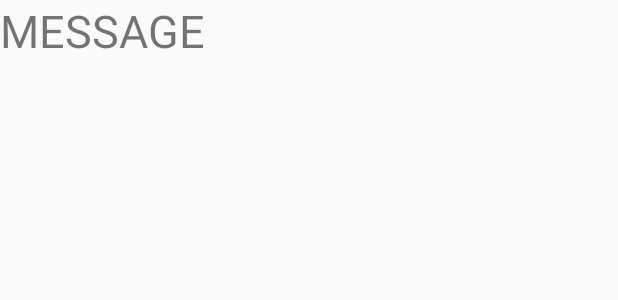
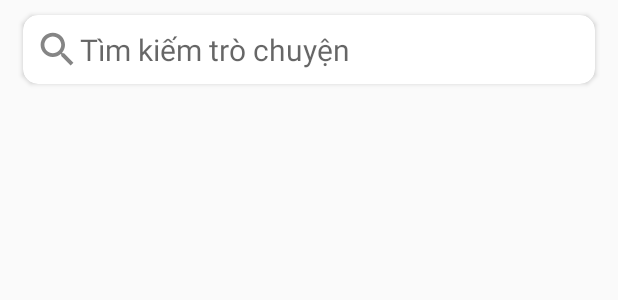
Before and after one commit to tuanit1/BKZalo, an Android app: the layout fragment_message.xml on its own in the app's theme, with its tools: preview values and no code run, on a phone screen of 412 x 824 dp. Shown: the top 300 px of the screen. Run offline under Robolectric (Android 15) with nearby library versions, the phone set to English and light mode, and no system bars.

Commit message:
cm 26/10

```diff
--- a/app/build.gradle
+++ b/app/build.gradle
@@ -33,7 +33,10 @@ dependencies {
     implementation 'androidx.appcompat:appcompat:1.3.1'
     implementation 'com.google.android.material:material:1.4.0'
     implementation 'androidx.constraintlayout:constraintlayout:2.1.1'
+    implementation 'com.makeramen:roundedimageview:2.3.0'
     implementation 'com.squareup.okhttp3:okhttp:4.9.0'
+    implementation 'com.google.code.gson:gson:2.8.7'
+    implementation 'com.squareup.picasso:picasso:2.71828'
     implementation 'androidx.legacy:legacy-support-v4:1.0.0'
     testImplementation 'junit:junit:4.+'
     androidTestImplementation 'androidx.test.ext:junit:1.1.3'
--- a/app/src/main/AndroidManifest.xml
+++ b/app/src/main/AndroidManifest.xml
@@ -1,6 +1,9 @@
 <?xml version="1.0" encoding="utf-8"?>
 <manifest xmlns:android="http://schemas.android.com/apk/res/android"
     package="com.example.bkzalo">
+
+    <uses-permission android:name="android.permission.ACCESS_NETWORK_STATE" />
+    <uses-permission android:name="android.permission.INTERNET"/>
 
     <application
         android:allowBackup="true"
@@ -8,6 +11,7 @@
         android:label="@string/app_name"
         android:roundIcon="@mipmap/ic_launcher_round"
         android:supportsRtl="true"
+        android:usesCleartextTraffic="true"
         android:theme="@style/Theme.BKZalo">
         <activity android:name=".activitiy.LoginActivity">
             <intent-filter>
--- a/app/src/main/java/com/example/bkzalo/fragments/FragmentProfile.java
+++ b/app/src/main/java/com/example/bkzalo/fragments/FragmentProfile.java
@@ -8,6 +8,7 @@ import android.view.ViewGroup;
 import androidx.fragment.app.Fragment;
 
 import com.example.bkzalo.R;
+import com.example.bkzalo.utils.Constant;
 
 public class FragmentProfile extends Fragment {
 
--- a/app/src/main/java/com/example/bkzalo/utils/Constant.java
+++ b/app/src/main/java/com/example/bkzalo/utils/Constant.java
@@ -1,4 +1,6 @@
 package com.example.bkzalo.utils;
 
 public class Constant {
+    public static String UID = "";
+    public static String SERVER_URL = "http://192.168.1.11/bkzalo/";
 }
--- /dev/null
+++ b/app/src/main/res/drawable-anydpi/ic_search.xml
@@ -0,0 +1,11 @@
+<vector xmlns:android="http://schemas.android.com/apk/res/android"
+    android:width="24dp"
+    android:height="24dp"
+    android:viewportWidth="24"
+    android:viewportHeight="24"
+    android:tint="#333333"
+    android:alpha="0.6">
+  <path
+      android:fillColor="@android:color/white"
+      android:pathData="M15.5,14h-0.79l-0.28,-0.27C15.41,12.59 16,11.11 16,9.5 16,5.91 13.09,3 9.5,3S3,5.91 3,9.5 5.91,16 9.5,16c1.61,0 3.09,-0.59 4.23,-1.57l0.27,0.28v0.79l5,4.99L20.49,19l-4.99,-5zM9.5,14C7.01,14 5,11.99 5,9.5S7.01,5 9.5,5 14,7.01 14,9.5 11.99,14 9.5,14z"/>
+</vector>
--- a/app/src/main/res/layout/fragment_message.xml
+++ b/app/src/main/res/layout/fragment_message.xml
@@ -1,14 +1,43 @@
 <?xml version="1.0" encoding="utf-8"?>
-<FrameLayout xmlns:android="http://schemas.android.com/apk/res/android"
+<LinearLayout xmlns:android="http://schemas.android.com/apk/res/android"
     xmlns:tools="http://schemas.android.com/tools"
     android:layout_width="match_parent"
     android:layout_height="match_parent"
+    xmlns:app="http://schemas.android.com/apk/res-auto"
+    android:orientation="vertical"
     tools:context=".fragments.FragmentMessage">
 
-    <TextView
+    <androidx.cardview.widget.CardView
         android:layout_width="match_parent"
-        android:layout_height="match_parent"
-        android:text="MESSAGE"
-        android:textSize="30dp"/>
+        android:layout_height="wrap_content"
+        android:layout_marginRight="15dp"
+        android:layout_marginLeft="15dp"
+        android:layout_marginTop="10dp"
+        android:layout_marginBottom="10dp"
+        app:cardCornerRadius="10dp">
+        <LinearLayout
+            android:layout_width="match_parent"
+            android:layout_height="wrap_content"
+            android:orientation="horizontal"
+            android:gravity="center_vertical"
+            android:padding="8dp">
+            <ImageView
+                android:layout_width="30dp"
+                android:layout_height="30dp"
+                android:src="@drawable/ic_search"/>
+            <EditText
+                android:layout_width="match_parent"
+                android:layout_height="wrap_content"
+                android:background="@null"
+                android:textSize="20dp"
+                android:hint="Tìm kiếm trò chuyện"/>
+        </LinearLayout>
 
-</FrameLayout>
+    </androidx.cardview.widget.CardView>
+
+    <androidx.recyclerview.widget.RecyclerView
+        android:id="@+id/rv_chat"
+        android:layout_width="match_parent"
+        android:layout_height="match_parent"/>
+
+</LinearLayout>
--- a/app/src/main/res/layout/fragment_phonebook.xml
+++ b/app/src/main/res/layout/fragment_phonebook.xml
@@ -3,6 +3,7 @@
     xmlns:tools="http://schemas.android.com/tools"
     android:layout_width="match_parent"
     android:layout_height="match_parent"
+    android:background="#F57F17"
     tools:context=".fragments.FragmentMessage">
 
     <TextView
--- a/app/src/main/res/layout/fragment_profile.xml
+++ b/app/src/main/res/layout/fragment_profile.xml
@@ -3,12 +3,13 @@
     xmlns:tools="http://schemas.android.com/tools"
     android:layout_width="match_parent"
     android:layout_height="match_parent"
+    android:background="#006064"
     tools:context=".fragments.FragmentMessage">
 
     <TextView
         android:layout_width="match_parent"
         android:layout_height="match_parent"
-        android:text="PROFILE"
+        android:text="PROFILES"
         android:textSize="30dp"/>
 
 </FrameLayout>
```
Also changed, not shown: app/src/main/java/com/example/bkzalo/adapters/ChatListAdapter.java (added, +69 -0 lines), app/src/main/java/com/example/bkzalo/asynctasks/LoadChatListAsync.java (added, +88 -0 lines), app/src/main/java/com/example/bkzalo/fragments/FragmentMessage.java (+74 -0 lines), app/src/main/java/com/example/bkzalo/listeners/ChatListListener.java (added, +10 -0 lines), app/src/main/java/com/example/bkzalo/models/User.java (added, +79 -0 lines), app/src/main/java/com/example/bkzalo/utils/Methods.java (+47 -0 lines), app/src/main/res/layout/item_chatlist.xml (added, +36 -0 lines), app/src/main/res/drawable-hdpi/ic_search.png (added), app/src/main/res/drawable-mdpi/ic_search.png (added), app/src/main/res/drawable-xhdpi/ic_search.png (added), app/src/main/res/drawable-xxhdpi/ic_search.png (added).
